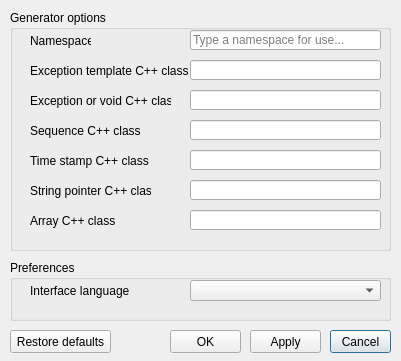
Above: source/application/options.ui from newtoo-official/Newtoo-web-interface-mapper before the change. Below: the same form after it.
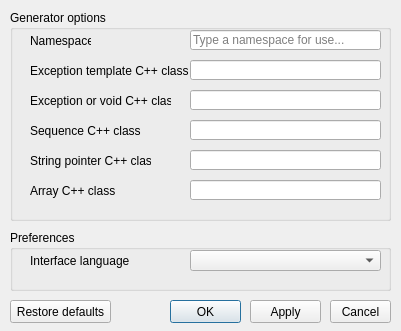
That is the form after the change. Icons and pictures are not drawn.

Patch:
```diff
--- a/source/application/options.ui
+++ b/source/application/options.ui
@@ -7,19 +7,19 @@
     <x>0</x>
     <y>0</y>
     <width>401</width>
-    <height>361</height>
+    <height>331</height>
    </rect>
   </property>
   <property name="minimumSize">
    <size>
     <width>401</width>
-    <height>361</height>
+    <height>331</height>
    </size>
   </property>
   <property name="maximumSize">
    <size>
     <width>401</width>
-    <height>361</height>
+    <height>331</height>
    </size>
   </property>
   <property name="windowTitle">
@@ -38,7 +38,7 @@
      <x>10</x>
      <y>10</y>
      <width>381</width>
-     <height>241</height>
+     <height>211</height>
     </rect>
    </property>
    <property name="title">
@@ -74,7 +74,7 @@
     <property name="geometry">
      <rect>
       <x>20</x>
-      <y>170</y>
+      <y>140</y>
       <width>121</width>
       <height>21</height>
      </rect>
@@ -122,7 +122,7 @@
     <property name="geometry">
      <rect>
       <x>180</x>
-      <y>170</y>
+      <y>140</y>
       <width>191</width>
       <height>20</height>
      </rect>
@@ -175,41 +175,6 @@
      <string>Sequence C++ class</string>
     </property>
    </widget>
-   <widget class="QLineEdit" name="timeStampClassField">
-    <property name="geometry">
-     <rect>
-      <x>180</x>
-      <y>140</y>
-      <width>191</width>
-      <height>20</height>
-     </rect>
-    </property>
-    <property name="styleSheet">
-     <string notr="true">color: #2B0054;</string>
-    </property>
-    <property name="text">
-     <string/>
-    </property>
-    <property name="maxLength">
-     <number>255</number>
-    </property>
-    <property name="clearButtonEnabled">
-     <bool>false</bool>
-    </property>
-   </widget>
-   <widget class="QLabel" name="timeStampClassLabel">
-    <property name="geometry">
-     <rect>
-      <x>20</x>
-      <y>140</y>
-      <width>121</width>
-      <height>21</height>
-     </rect>
-    </property>
-    <property name="text">
-     <string>Time stamp C++ class</string>
-    </property>
-   </widget>
    <widget class="QLineEdit" name="exceptionOrVoidClassField">
     <property name="geometry">
      <rect>
@@ -249,7 +214,7 @@
     <property name="geometry">
      <rect>
       <x>20</x>
-      <y>200</y>
+      <y>170</y>
       <width>121</width>
       <height>21</height>
      </rect>
@@ -262,7 +227,7 @@
     <property name="geometry">
      <rect>
       <x>180</x>
-      <y>200</y>
+      <y>170</y>
       <width>191</width>
       <height>20</height>
      </rect>
@@ -285,7 +250,7 @@
    <property name="geometry">
     <rect>
      <x>10</x>
-     <y>260</y>
+     <y>230</y>
      <width>381</width>
      <height>61</height>
     </rect>
@@ -333,7 +298,7 @@
    <property name="geometry">
     <rect>
      <x>330</x>
-     <y>330</y>
+     <y>300</y>
      <width>61</width>
      <height>23</height>
     </rect>
@@ -346,7 +311,7 @@
    <property name="geometry">
     <rect>
      <x>250</x>
-     <y>330</y>
+     <y>300</y>
      <width>71</width>
      <height>23</height>
     </rect>
@@ -359,7 +324,7 @@
    <property name="geometry">
     <rect>
      <x>170</x>
-     <y>330</y>
+     <y>300</y>
      <width>71</width>
      <height>23</height>
     </rect>
@@ -367,12 +332,18 @@
    <property name="text">
     <string>OK</string>
    </property>
+   <property name="autoDefault">
+    <bool>false</bool>
+   </property>
+   <property name="default">
+    <bool>true</bool>
+   </property>
   </widget>
   <widget class="QPushButton" name="restoreDefaults">
    <property name="geometry">
     <rect>
      <x>10</x>
-     <y>330</y>
+     <y>300</y>
      <width>101</width>
      <height>23</height>
     </rect>
```
